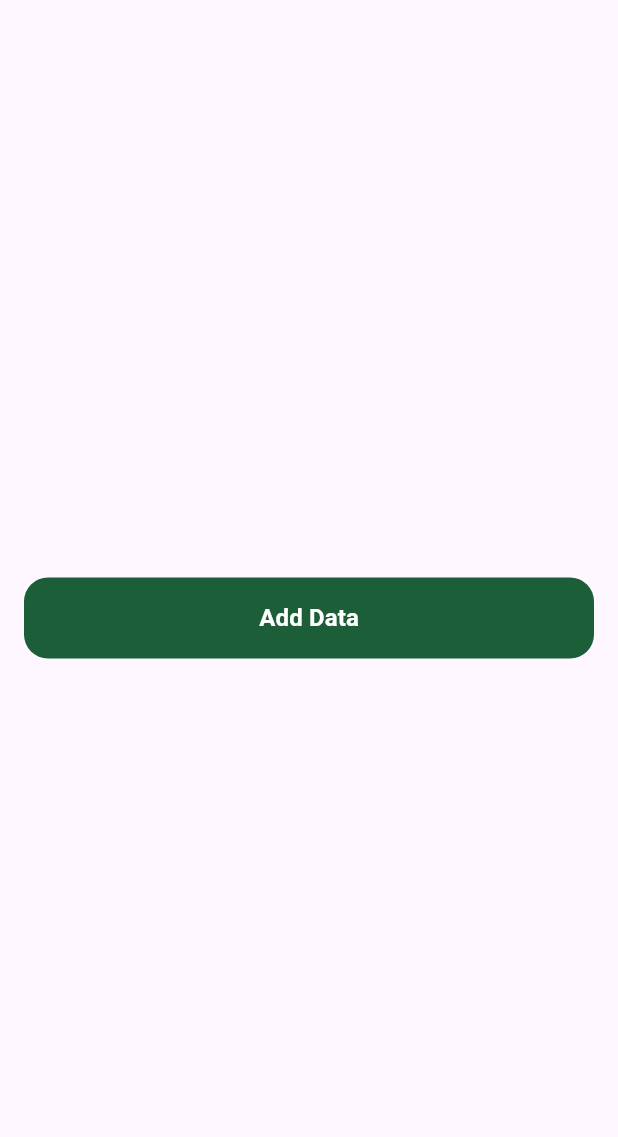
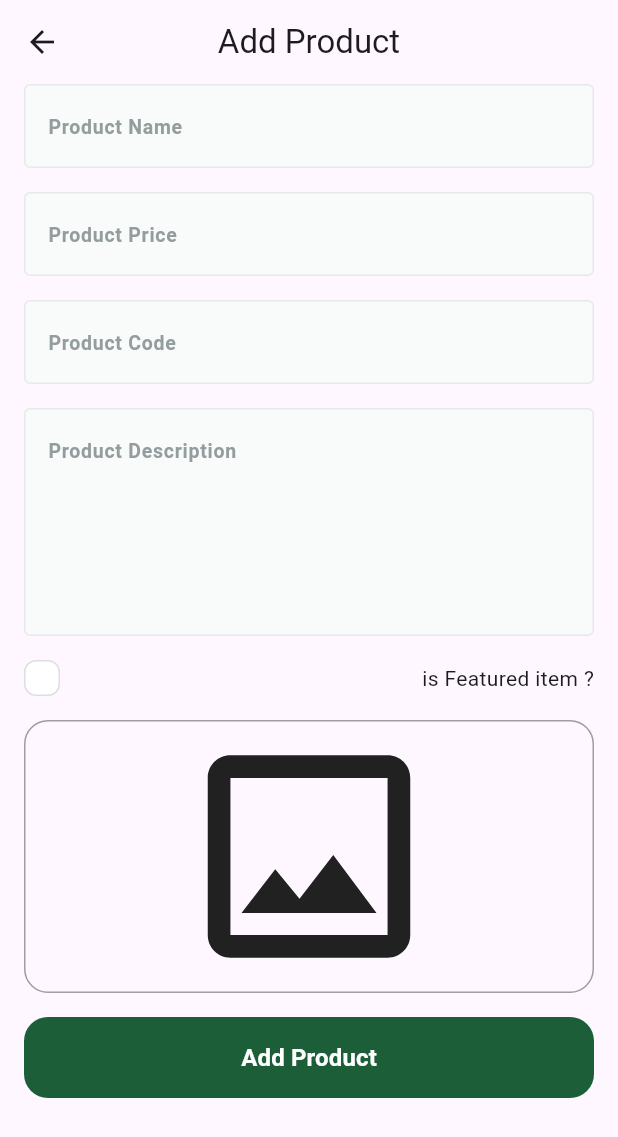
Before and after one commit to Moazosama2004/fruits_hub_dashboard, a Flutter app: the screen it shows after launch, after a tap on "Add Data", on a phone screen of 412 x 824 dp. Shown: the top 1137 px of the screen. Run offline on Flutter 3.47's test engine with Material 3 defaults, Android fonts, the phone set to English and light mode, and no system bars; drawn by our look-alikes of skeletonizer; our stand-ins replace firebase_core, image_picker; accounts and stored records are empty.

Commit message:
Create add product view and validate add product

```diff
--- /dev/null
+++ b/lib/core/helper/build_error_snack_bar.dart
@@ -0,0 +1,11 @@
+import 'package:flutter/material.dart';
+
+void showErrorBar(BuildContext context, {required String message}) {
+  ScaffoldMessenger.of(context).showSnackBar(
+    SnackBar(
+      behavior: SnackBarBehavior.floating,
+      duration: const Duration(seconds: 1),
+      content: Text(message),
+    ),
+  );
+}
--- a/lib/core/helper/on_generate_route.dart
+++ b/lib/core/helper/on_generate_route.dart
@@ -1,11 +1,14 @@
 import 'package:flutter/material.dart';
 import 'package:flutter/widgets.dart';
+import 'package:fruits_hub_dashboard/features/add_product/presentation/views/add_product_view.dart';
 import 'package:fruits_hub_dashboard/features/dashboard/presentation/views/dashboard_view.dart';
 
 Route<dynamic> onGenerateRoute(RouteSettings settings) {
   switch (settings.name) {
     case DashboardView.routeName:
       return MaterialPageRoute(builder: (context) => const DashboardView());
+    case AddProductView.routeName:
+      return MaterialPageRoute(builder: (context) => const AddProductView());
     default:
       return MaterialPageRoute(builder: (context) => const Scaffold());
   }
--- /dev/null
+++ b/lib/core/widgets/custom_check_box.dart
@@ -0,0 +1,39 @@
+import 'package:flutter/material.dart';
+import 'package:fruits_hub_dashboard/core/utils/app_colors.dart';
+
+class CustomCheckBox extends StatelessWidget {
+  const CustomCheckBox({
+    super.key,
+    required this.isChecked,
+    required this.onChecked,
+  });
+  final bool isChecked;
+  final ValueChanged<bool> onChecked;
+
+  @override
+  Widget build(BuildContext context) {
+    return GestureDetector(
+      onTap: () {
+        onChecked(!isChecked);
+      },
+      child: AnimatedContainer(
+        duration: const Duration(microseconds: 100),
+        width: 24,
+        height: 24,
+        decoration: BoxDecoration(
+          color: isChecked ? AppColors.primaryColor : Colors.white,
+          borderRadius: BorderRadius.circular(8),
+          border: Border.all(
+            color: isChecked ? Colors.transparent : const Color(0xffDDDFDF),
+          ),
+        ),
+        child: Padding(
+          padding: const EdgeInsets.all(2.0),
+          child: Center(
+            child: Icon(Icons.check, color: Colors.white, size: 18),
+          ),
+        ),
+      ),
+    );
+  }
+}
--- /dev/null
+++ b/lib/core/widgets/custom_text_form_field.dart
@@ -0,0 +1,50 @@
+import 'package:flutter/material.dart';
+import 'package:fruits_hub_dashboard/core/utils/app_text_styles.dart';
+
+class CustomTextFormField extends StatelessWidget {
+  const CustomTextFormField({
+    super.key,
+    required this.text,
+    this.onSaved,
+    this.keyboardType,
+    this.maxLines = 1,
+  });
+  final String text;
+  final Function(String?)? onSaved;
+  final TextInputType? keyboardType;
+  final int? maxLines;
+
+  @override
+  Widget build(BuildContext context) {
+    return TextFormField(
+      maxLines: maxLines,
+      onSaved: onSaved,
+      validator: (value) {
+        if (value == null || value.isEmpty) {
+          return 'هذا الحقل مطلوب';
+        } else {
+          return null;
+        }
+      },
+      keyboardType: keyboardType,
+      decoration: InputDecoration(
+        fillColor: const Color(0xffF9FAFA),
+        filled: true,
+        hintText: text,
+        hintStyle: AppTextStyles.bold13.copyWith(
+          color: const Color(0xff949D9E),
+        ),
+        border: buildBorder(),
+        enabledBorder: buildBorder(),
+        focusedBorder: buildBorder(),
+      ),
+    );
+  }
+
+  OutlineInputBorder buildBorder() {
+    return OutlineInputBorder(
+      borderRadius: BorderRadius.circular(4),
+      borderSide: const BorderSide(color: Color(0xffE6E9EA)),
+    );
+  }
+}
--- /dev/null
+++ b/lib/core/widgets/image_field.dart
@@ -0,0 +1,86 @@
+import 'dart:developer';
+import 'dart:io';
+
+import 'package:flutter/material.dart';
+import 'package:image_picker/image_picker.dart';
+import 'package:skeletonizer/skeletonizer.dart';
+
+class ImageField extends StatefulWidget {
+  const ImageField({super.key, required this.onFileChanged});
+  final ValueChanged<XFile?> onFileChanged;
+
+  @override
+  State<ImageField> createState() => _ImageFieldState();
+}
+
+class _ImageFieldState extends State<ImageField> {
+  final ImagePicker _imagePicker = ImagePicker();
+  XFile? _pickedImage;
+  bool isLoading = false;
+
+  Future<void> _pickImageFromGallery() async {
+    try {
+      final image = await _imagePicker.pickImage(source: ImageSource.gallery);
+      setState(() {
+        _pickedImage = image != null ? XFile(image.path) : null;
+      });
+      widget.onFileChanged(_pickedImage!);
+    } on Exception catch (e) {
+      log(e.toString());
+    }
+  }
+
+  @override
+  void initState() {
+    super.initState();
+  }
+
+  @override
+  Widget build(BuildContext context) {
+    return Skeletonizer(
+      enabled: isLoading,
+      child: GestureDetector(
+        onTap: () {
+          isLoading = true;
+          setState(() {});
+          _pickImageFromGallery();
+          isLoading = false;
+          setState(() {});
+        },
+        child: Stack(
+          children: [
+            Container(
+              width: double.infinity,
+              decoration: BoxDecoration(
+                borderRadius: BorderRadius.circular(16),
+                border: Border.all(color: Colors.grey),
+              ),
+              child:
+                  _pickedImage != null
+                      ? SizedBox(
+                        width: 200,
+                        height: 200,
+                        child: Image.file(File(_pickedImage!.path)),
+                      )
+                      : Icon(Icons.image_outlined, size: 180),
+            ),
+            _pickedImage != null
+                ? Positioned(
+                  top: 0,
+                  right: 0,
+                  child: IconButton(
+                    onPressed: () {
+                      _pickedImage = null;
+                      setState(() {});
+                      widget.onFileChanged(_pickedImage);
+                    },
+                    icon: Icon(Icons.clear),
+                  ),
+                )
+                : SizedBox(),
+          ],
+        ),
+      ),
+    );
+  }
+}
--- /dev/null
+++ b/lib/features/add_product/presentation/views/add_product_view.dart
@@ -0,0 +1,16 @@
+import 'package:flutter/material.dart';
+import 'package:fruits_hub_dashboard/features/add_product/presentation/views/widgets/add_product_view_body.dart';
+
+class AddProductView extends StatelessWidget {
+  const AddProductView({super.key});
+
+  static const routeName = 'addProductView';
+
+  @override
+  Widget build(BuildContext context) {
+    return Scaffold(
+      appBar: AppBar(title: Text('Add Product'), centerTitle: true),
+      body: AddProductViewBody(),
+    );
+  }
+}
--- /dev/null
+++ b/lib/features/add_product/presentation/views/widgets/add_product_view_body.dart
@@ -0,0 +1,96 @@
+import 'dart:io';
+
+import 'package:flutter/material.dart';
+import 'package:fruits_hub_dashboard/core/helper/build_error_snack_bar.dart';
+import 'package:fruits_hub_dashboard/core/utils/app_text_styles.dart';
+import 'package:fruits_hub_dashboard/core/widgets/custom_button.dart';
+import 'package:fruits_hub_dashboard/core/widgets/custom_check_box.dart';
+import 'package:fruits_hub_dashboard/core/widgets/custom_text_form_field.dart';
+import 'package:fruits_hub_dashboard/core/widgets/image_field.dart';
+import 'package:fruits_hub_dashboard/features/add_product/presentation/views/widgets/is_featured_box.dart';
+import 'package:image_picker/image_picker.dart';
+
+class AddProductViewBody extends StatefulWidget {
+  const AddProductViewBody({super.key});
+
+  @override
+  State<AddProductViewBody> createState() => _AddProductViewBodyState();
+}
+
+class _AddProductViewBodyState extends State<AddProductViewBody> {
+  GlobalKey<FormState> formkey = GlobalKey<FormState>();
+  AutovalidateMode autovalidateMode = AutovalidateMode.disabled;
+  late String name, description, code;
+  late num price;
+  XFile? imageFile;
+  bool isFeatured = false;
+
+  @override
+  Widget build(BuildContext context) {
+    return SingleChildScrollView(
+      child: Padding(
+        padding: const EdgeInsets.symmetric(horizontal: 16.0),
+        child: Form(
+          key: formkey,
+          autovalidateMode: autovalidateMode,
+          child: Column(
+            children: [
+              CustomTextFormField(
+                text: 'Product Name',
+                onSaved: (data) {
+                  name = data!;
+                },
+              ),
+              SizedBox(height: 16),
+              CustomTextFormField(
+                text: 'Product Price',
+                onSaved: (data) {
+                  price = num.parse(data!);
+                },
+              ),
+              SizedBox(height: 16),
+              CustomTextFormField(
+                text: 'Product Code',
+                onSaved: (data) {
+                  code = data!.toLowerCase();
+                },
+              ),
+              SizedBox(height: 16),
+              CustomTextFormField(
+                text: 'Product Description',
+                onSaved: (data) {
+                  description = data!;
+                },
+                maxLines: 5,
+              ),
+              SizedBox(height: 16),
+              IsFeaturedCheckBox(),
+              SizedBox(height: 16),
+              ImageField(
+                onFileChanged: (image) {
+                  imageFile = image;
+                },
+              ),
+              SizedBox(height: 16),
+              CustomButton(
+                text: 'Add Product',
+                onPressed: () {
+                  if (imageFile != null) {
+                    if (formkey.currentState!.validate()) {
+                      formkey.currentState!.save();
+                    } else {
+                      autovalidateMode = AutovalidateMode.always;
+                      setState(() {});
+                    }
+                  } else {
+                    showErrorBar(context, message: 'Please Select an image');
+                  }
+                },
+              ),
+            ],
+          ),
+        ),
+      ),
+    );
+  }
+}
--- /dev/null
+++ b/lib/features/add_product/presentation/views/widgets/is_featured_box.dart
@@ -0,0 +1,29 @@
+import 'package:flutter/material.dart';
+import 'package:fruits_hub_dashboard/core/widgets/custom_check_box.dart';
+
+class IsFeaturedCheckBox extends StatefulWidget {
+  const IsFeaturedCheckBox({super.key});
+
+  @override
+  State<IsFeaturedCheckBox> createState() => _IsFeaturedCheckBoxState();
+}
+
+class _IsFeaturedCheckBoxState extends State<IsFeaturedCheckBox> {
+  bool isChecked = false;
+  @override
+  Widget build(BuildContext context) {
+    return Row(
+      mainAxisAlignment: MainAxisAlignment.spaceBetween,
+      children: [
+        CustomCheckBox(
+          isChecked: isChecked,
+          onChecked: (value) {
+            isChecked = value;
+            setState(() {});
+          },
+        ),
+        Text('is Featured item ?'),
+      ],
+    );
+  }
+}
--- a/lib/features/dashboard/presentation/views/widget/dashboard_view_body.dart
+++ b/lib/features/dashboard/presentation/views/widget/dashboard_view_body.dart
@@ -1,5 +1,6 @@
 import 'package:flutter/material.dart';
 import 'package:fruits_hub_dashboard/core/widgets/custom_button.dart';
+import 'package:fruits_hub_dashboard/features/add_product/presentation/views/add_product_view.dart';
 
 class DashboardViewBody extends StatelessWidget {
   const DashboardViewBody({super.key});
@@ -10,7 +11,14 @@ class DashboardViewBody extends StatelessWidget {
       padding: const EdgeInsets.symmetric(horizontal: 16.0),
       child: Column(
         mainAxisAlignment: MainAxisAlignment.center,
-        children: [CustomButton(text: 'Add Data', onPressed: () {})],
+        children: [
+          CustomButton(
+            text: 'Add Data',
+            onPressed: () {
+              Navigator.pushNamed(context, AddProductView.routeName);
+            },
+          ),
+        ],
       ),
     );
   }
--- a/lib/main.dart
+++ b/lib/main.dart
@@ -16,6 +16,7 @@ class MainApp extends StatelessWidget {
   @override
   Widget build(BuildContext context) {
     return const MaterialApp(
+      debugShowCheckedModeBanner: false,
       onGenerateRoute: onGenerateRoute,
       initialRoute: DashboardView.routeName,
     );
--- a/pubspec.yaml
+++ b/pubspec.yaml
@@ -11,6 +11,9 @@ dependencies:
   firebase_core: ^3.13.0
   flutter:
     sdk: flutter
+  flutter_svg: ^2.1.0
+  image_picker: ^1.1.2
+  skeletonizer: ^1.4.3
 
 dev_dependencies:
   flutter_lints: ^5.0.0
```
Also changed, not shown: lib/core/helper/pick_image.dart (added), pubspec.lock, 5 other files.
